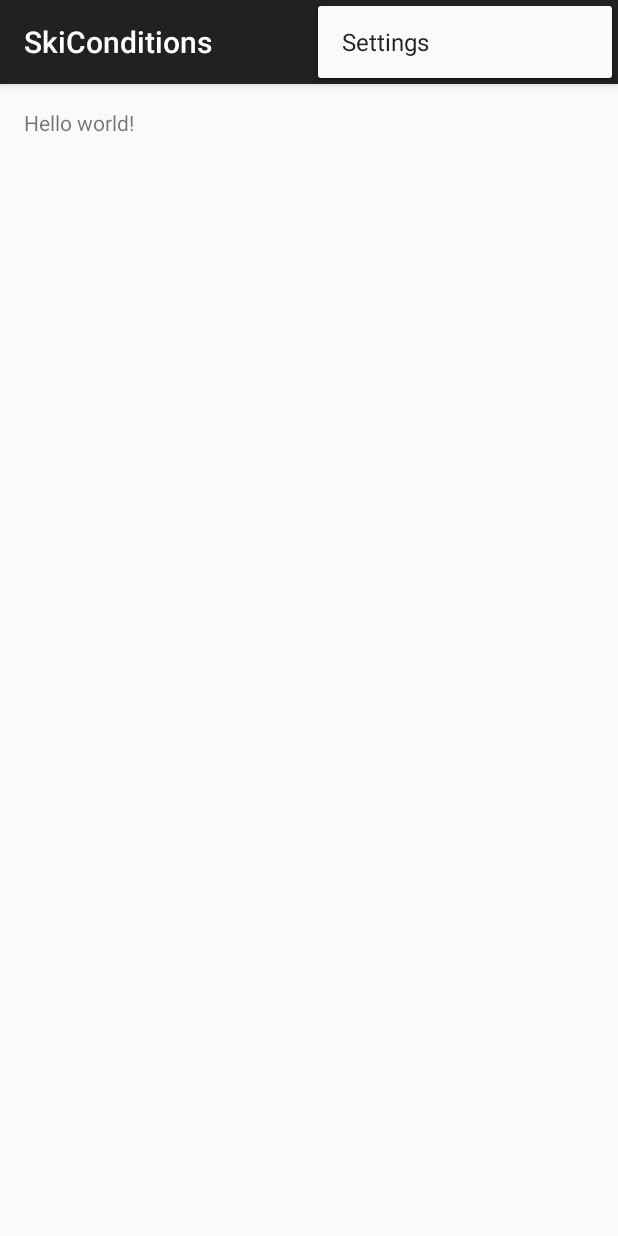
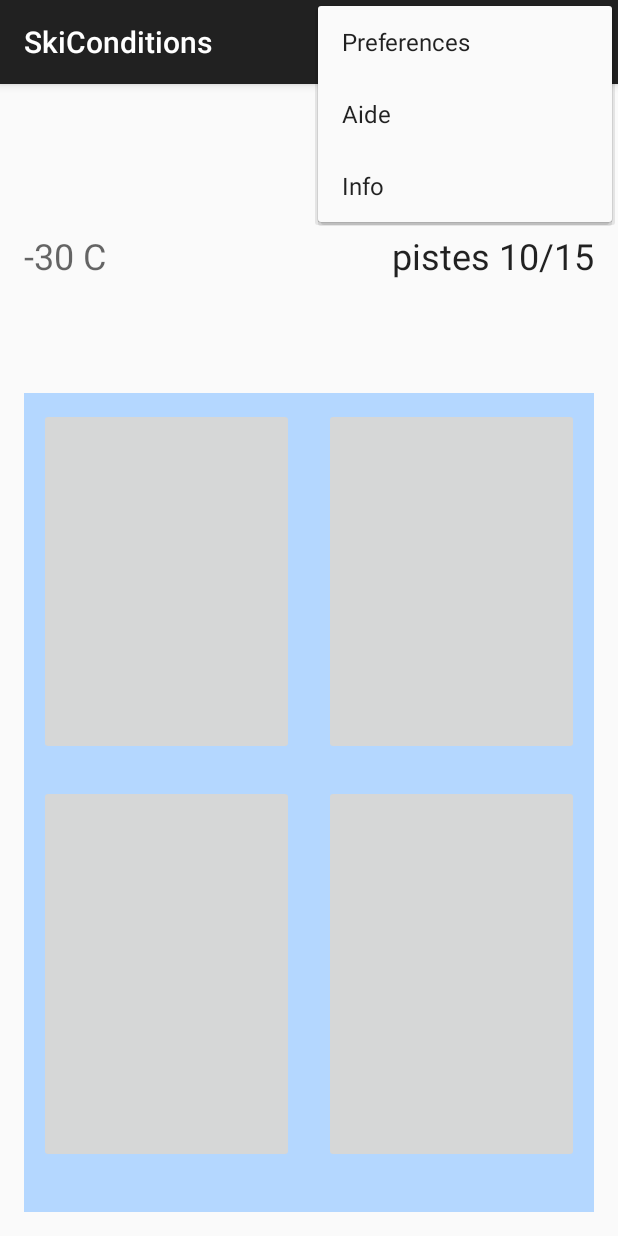
Before and after one commit to AnaelMaubant/SkiConditions, an Android app: the screen it shows after launch (MainActivity), with the options menu open, on a phone screen of 412 x 824 dp. Run offline under Robolectric (Android 15) with nearby library versions, the phone set to English and light mode, and no system bars.

Commit message:
modifidication sur page d'accueil

```diff
--- a/SkiConditions/app/src/main/java/ift2905/skiconditions/MainActivity.java
+++ b/SkiConditions/app/src/main/java/ift2905/skiconditions/MainActivity.java
@@ -4,6 +4,7 @@ import android.support.v7.app.ActionBarActivity;
 import android.os.Bundle;
 import android.view.Menu;
 import android.view.MenuItem;
+import android.widget.Toast;
 
 
 public class MainActivity extends ActionBarActivity {
@@ -24,16 +25,24 @@ public class MainActivity extends ActionBarActivity {
 
     @Override
     public boolean onOptionsItemSelected(MenuItem item) {
-        // Handle action bar item clicks here. The action bar will
-        // automatically handle clicks on the Home/Up button, so long
-        // as you specify a parent activity in AndroidManifest.xml.
-        int id = item.getItemId();
 
-        //noinspection SimplifiableIfStatement
-        if (id == R.id.action_settings) {
-            return true;
+        super.onOptionsItemSelected(item);
+
+        switch(item.getItemId()) {
+            case R.id.pref:
+
+                Toast.makeText(getBaseContext(), "You selected Preference", Toast.LENGTH_SHORT).show();
+                break;
+
+            case R.id.aide:
+                Toast.makeText(getBaseContext(), "You selected Aide", Toast.LENGTH_SHORT).show();
+                break;
+
+            case R.id.info:
+                Toast.makeText(getBaseContext(), "You selected Info ", Toast.LENGTH_SHORT).show();
+                break;
         }
+        return true;
 
-        return super.onOptionsItemSelected(item);
     }
 }
--- a/SkiConditions/app/src/main/res/layout/activity_main.xml
+++ b/SkiConditions/app/src/main/res/layout/activity_main.xml
@@ -1,11 +1,118 @@
-<RelativeLayout xmlns:android="http://schemas.android.com/apk/res/android"
-    xmlns:tools="http://schemas.android.com/tools" android:layout_width="match_parent"
-    android:layout_height="match_parent" android:paddingLeft="@dimen/activity_horizontal_margin"
+<LinearLayout
+    xmlns:android="http://schemas.android.com/apk/res/android"
+    xmlns:tools="http://schemas.android.com/tools"
+    android:orientation="vertical"
+    android:layout_width="match_parent"
+    android:layout_height="match_parent"
+    android:weightSum="1"
+    android:paddingLeft="@dimen/activity_horizontal_margin"
     android:paddingRight="@dimen/activity_horizontal_margin"
     android:paddingTop="@dimen/activity_vertical_margin"
-    android:paddingBottom="@dimen/activity_vertical_margin" tools:context=".MainActivity">
+    android:paddingBottom="@dimen/activity_vertical_margin"
+    tools:context=".MainActivity">
 
-    <TextView android:text="@string/hello_world" android:layout_width="wrap_content"
-        android:layout_height="wrap_content" />
+    <LinearLayout
+        android:orientation="horizontal"
+        android:layout_width="match_parent"
+        android:layout_height="82dp">
 
-</RelativeLayout>
+        <ImageView
+            android:layout_width="50dp"
+            android:layout_height="50dp"
+            android:id="@+id/imageView" />
+
+        <TextView
+            android:layout_width="match_parent"
+            android:layout_height="50dp"
+            android:textAppearance="?android:attr/textAppearanceMedium"
+            android:text="Bromont"
+            android:id="@+id/textView"
+            android:gravity="center_vertical|right"
+            android:textSize="24dp" />
+    </LinearLayout>
+
+    <LinearLayout
+        android:orientation="horizontal"
+        android:layout_width="match_parent"
+        android:layout_height="108dp">
+
+        <TextView
+            android:layout_width="wrap_content"
+            android:layout_height="wrap_content"
+            android:textAppearance="?android:attr/textAppearanceMedium"
+            android:text="-30 C"
+            android:id="@+id/textView2"
+            android:textSize="24dp" />
+
+        <TextView
+            android:layout_width="match_parent"
+            android:layout_height="wrap_content"
+            android:textAppearance="?android:attr/textAppearanceLarge"
+            android:text="pistes 10/15"
+            android:id="@+id/textView3"
+            android:gravity="right"
+            android:textSize="24dp" />
+        </LinearLayout>
+
+        <LinearLayout
+            android:orientation="vertical"
+            android:layout_width="match_parent"
+            android:layout_height="match_parent"
+            android:layout_gravity="center_horizontal"
+            android:weightSum="1"
+            android:background="#ffb4d7ff">
+
+        <LinearLayout
+            android:orientation="horizontal"
+            android:layout_width="match_parent"
+            android:layout_height="wrap_content"
+            android:layout_weight="0.43">
+
+            <ImageButton
+                android:layout_width="match_parent"
+                android:layout_height="match_parent"
+                android:id="@+id/imageButton"
+                android:layout_gravity="center_vertical"
+                android:padding="20dp"
+                android:paddingLeft="20dp"
+                android:layout_weight="1"
+                android:layout_margin="10dp" />
+
+            <ImageButton
+                android:layout_width="match_parent"
+                android:layout_height="match_parent"
+                android:id="@+id/imageButton2"
+                android:layout_gravity="center_vertical"
+                android:layout_weight="1"
+                android:padding="10dp"
+                android:paddingLeft="10dp"
+                android:paddingTop="10dp"
+                android:paddingRight="10dp"
+                android:paddingBottom="10dp"
+                android:layout_margin="10dp" />
+        </LinearLayout>
+
+        <LinearLayout
+            android:orientation="horizontal"
+            android:layout_width="match_parent"
+            android:layout_height="wrap_content"
+            android:layout_gravity="center_horizontal"
+            android:layout_weight="0.52">
+
+            <ImageButton
+                android:layout_width="match_parent"
+                android:layout_height="match_parent"
+                android:id="@+id/imageButton4"
+                android:layout_weight="1"
+                android:layout_margin="10dp" />
+
+            <ImageButton
+                android:layout_width="match_parent"
+                android:layout_height="match_parent"
+                android:id="@+id/imageButton3"
+                android:layout_weight="1"
+                android:layout_margin="10dp" />
+        </LinearLayout>
+    </LinearLayout>
+
+</LinearLayout>
--- a/SkiConditions/app/src/main/res/menu/menu_main.xml
+++ b/SkiConditions/app/src/main/res/menu/menu_main.xml
@@ -1,6 +1,26 @@
-<menu xmlns:android="http://schemas.android.com/apk/res/android"
+<menu
+    xmlns:android="http://schemas.android.com/apk/res/android"
     xmlns:app="http://schemas.android.com/apk/res-auto"
-    xmlns:tools="http://schemas.android.com/tools" tools:context=".MainActivity">
-    <item android:id="@+id/action_settings" android:title="@string/action_settings"
-        android:orderInCategory="100" app:showAsAction="never" />
+    xmlns:tools="http://schemas.android.com/tools"
+    tools:context=".MainActivity">
+
+    <item
+        android:id="@+id/pref"
+        android:title="@string/pref"
+        android:orderInCategory="100"
+        app:showAsAction="never" />
+
+    <item
+        android:id="@+id/aide"
+        android:title="@string/aide"
+        android:orderInCategory="200"
+        app:showAsAction="never"
+        />
+
+    <item
+        android:id="@+id/info"
+        android:title="@string/info"
+        android:orderInCategory="300"
+        app:showAsAction="never"
+        />
 </menu>
--- a/SkiConditions/app/src/main/res/values/strings.xml
+++ b/SkiConditions/app/src/main/res/values/strings.xml
@@ -1,6 +1,7 @@
 <resources>
     <string name="app_name">SkiConditions</string>
-
-    <string name="hello_world">Hello world!</string>
-    <string name="action_settings">Settings</string>
+    <string name="hello_world">hello</string>
+    <string name="pref">Preferences</string>
+    <string name="aide">Aide</string>
+    <string name="info">Info</string>
 </resources>
```
Also changed, not shown: 2 other files.
